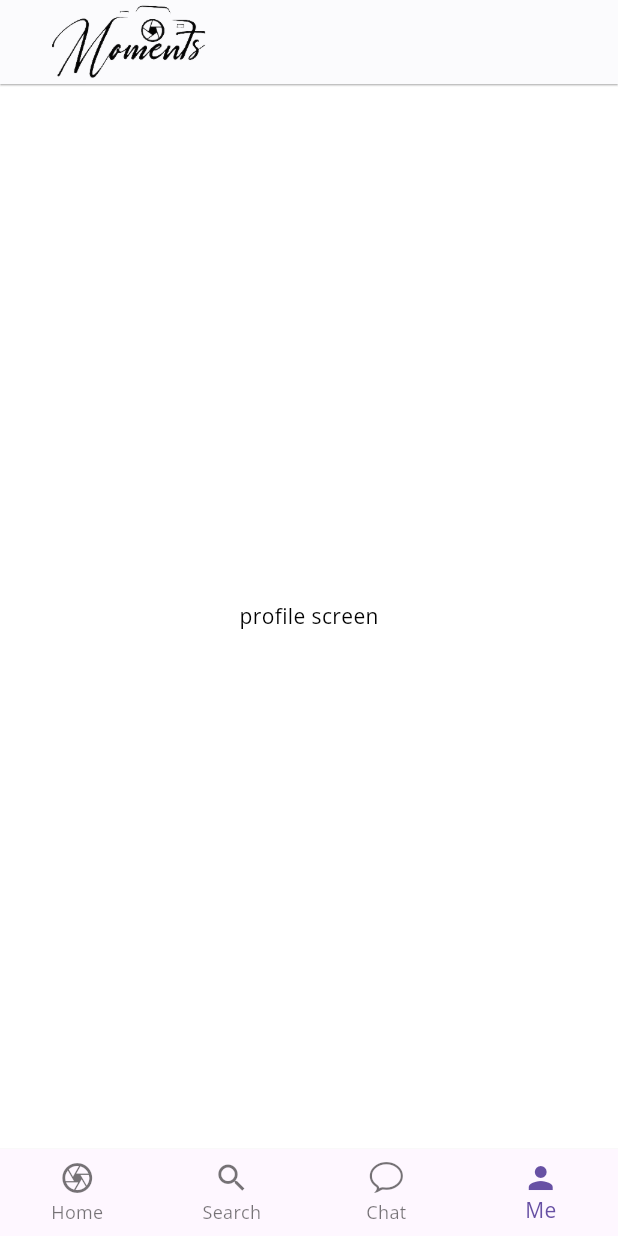
After one commit to nileshshrs/moments, a Flutter app: the BottomNavigationView screen opened directly, item 4 of the bottom bar chosen, on a phone screen of 412 x 824 dp. The commit adds this screen. Run offline on Flutter 3.47's test engine with Material 3 defaults, Android fonts, the phone set to English and light mode, and no system bars; our stand-ins replace another_flushbar.

Commit message:
added bottom navigation screens

```diff
--- a/lib/features/bottom_navigation.dart
+++ b/lib/features/bottom_navigation.dart
@@ -1,13 +1,25 @@
 import 'package:flutter/material.dart';
+import 'package:moments/features/view/bottom_navigation/account_screen.dart';
+import 'package:moments/features/view/bottom_navigation/chat_screen.dart';
+import 'package:moments/features/view/bottom_navigation/home_screen.dart';
+import 'package:moments/features/view/bottom_navigation/search_screen.dart';
 
-class HomeScreen extends StatefulWidget {
-  const HomeScreen({super.key});
+class BottomNavigationView extends StatefulWidget {
+  const BottomNavigationView({super.key});
 
   @override
-  State<HomeScreen> createState() => _HomeScreenState();
+  State<BottomNavigationView> createState() => _BottomNavigationViewState();
 }
 
-class _HomeScreenState extends State<HomeScreen> {
+class _BottomNavigationViewState extends State<BottomNavigationView> {
+  int _currentIndex = 0;
+  final List<Widget> _screens = [
+    const HomeScreen(),
+    const SearchScreen(),
+    const ChatScreen(),
+    const ProfileScreen(),
+  ];
+
   @override
   Widget build(BuildContext context) {
     return Scaffold(
@@ -23,11 +35,14 @@ class _HomeScreenState extends State<HomeScreen> {
           ),
         ),
       ),
-      body: const SafeArea(
-          child: Center(
-        child: Text("home screen", style: TextStyle(color: Colors.black)),
-      )),
+      body: SafeArea(
+        child: _screens[_currentIndex], // Display the selected screen
+      ),
       bottomNavigationBar: BottomNavigationBar(
+        currentIndex: _currentIndex,
+        onTap: (value) => setState(() {
+          _currentIndex = value;
+        }),
         elevation: 1,
         type: BottomNavigationBarType.fixed,
         items: const <BottomNavigationBarItem>[
@@ -38,10 +53,6 @@ class _HomeScreenState extends State<HomeScreen> {
           BottomNavigationBarItem(
             icon: Icon(Icons.search),
             label: 'Search',
-          ),
-          BottomNavigationBarItem(
-            icon: Icon(Icons.add_box_outlined),
-            label: 'Create',
           ),
           BottomNavigationBarItem(
             icon: Icon(IconData(0xf3fb,
--- /dev/null
+++ b/lib/features/view/bottom_navigation/account_screen.dart
@@ -0,0 +1,17 @@
+import 'package:flutter/material.dart';
+
+class ProfileScreen extends StatefulWidget {
+  const ProfileScreen({super.key});
+
+  @override
+  State<ProfileScreen> createState() => _ProfileScreenState();
+}
+
+class _ProfileScreenState extends State<ProfileScreen> {
+  @override
+  Widget build(BuildContext context) {
+    return const Center(
+      child: Text("profile screen", style: TextStyle(color: Colors.black)),
+    );
+  }
+}
--- a/lib/features/view/login/login_screen.dart
+++ b/lib/features/view/login/login_screen.dart
@@ -39,7 +39,7 @@ class _LoginScreenState extends State<LoginScreen> {
       _passwordController.clear();
       Navigator.pushReplacement(
         context,
-        MaterialPageRoute(builder: (context) => const HomeScreen()),
+        MaterialPageRoute(builder: (context) => const BottomNavigationView()),
       );
     } else {
       FlushbarUtil.showMessage(
```
Also changed, not shown: lib/features/view/bottom_navigation/chat_screen.dart (added, +17 -0 lines), lib/features/view/bottom_navigation/home_screen.dart (added, +17 -0 lines), lib/features/view/bottom_navigation/search_screen.dart (added, +17 -0 lines).
